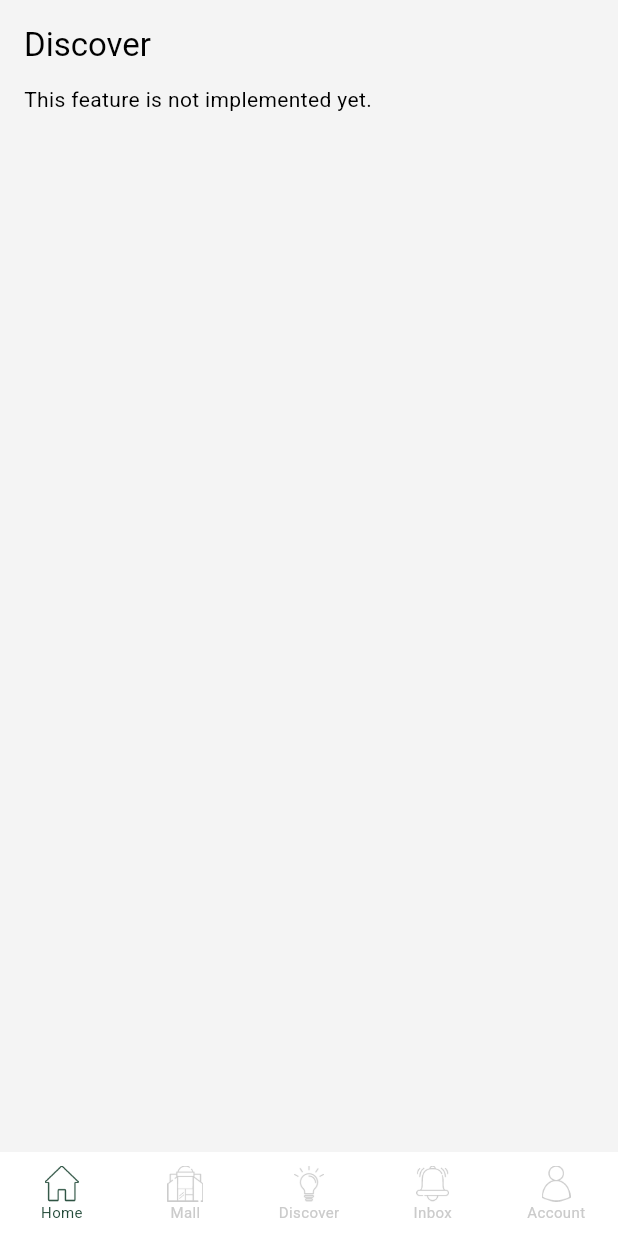
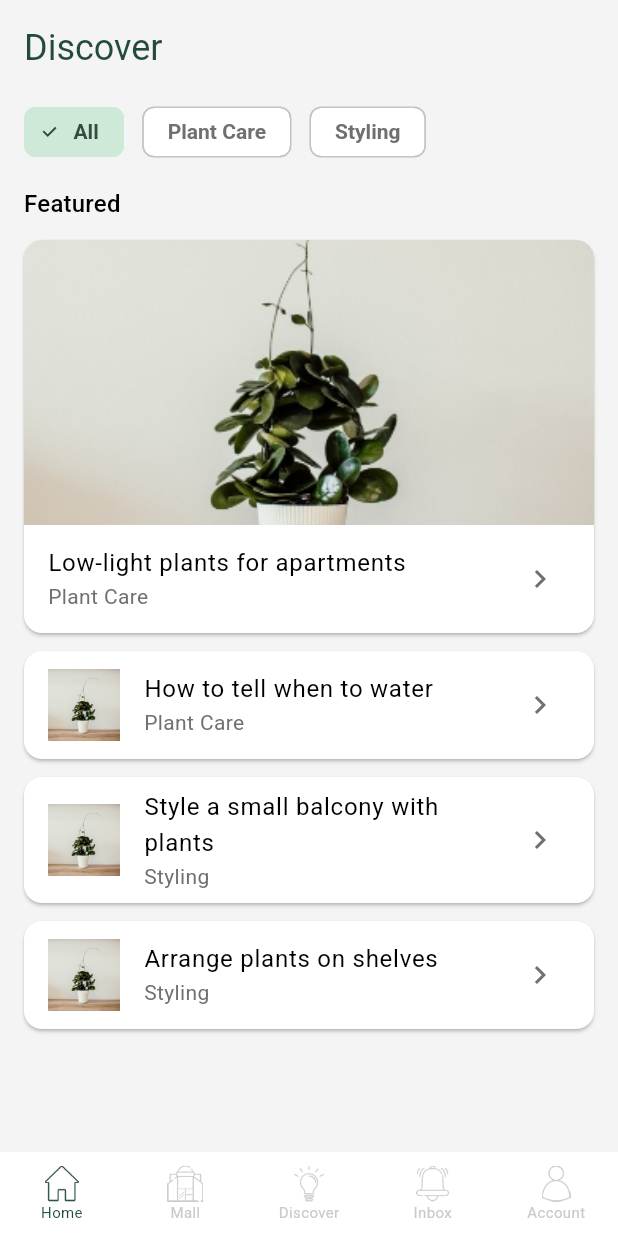
Before and after one commit to ngshenmeng2401/data_flow_interview_assessment, a Flutter app: the screen it shows after launch, swiped to page 3, on a phone screen of 412 x 824 dp. Run offline on Flutter 3.47's test engine with Material 3 defaults, Android fonts, the phone set to English and light mode, and no system bars; our stand-ins replace flutter_map, get, go_router, latlong2.

Commit message:
implement discover, inbox & acc tab

```diff
--- a/lib/app_router.dart
+++ b/lib/app_router.dart
@@ -1,9 +1,16 @@
+import 'package:data_flow_interview_assessment/generated/l10n.dart';
 import 'package:data_flow_interview_assessment/screens/home_screen.dart';
+import 'package:data_flow_interview_assessment/screens/tab_content_screen.dart';
+import 'package:data_flow_interview_assessment/screens/tabs/discover_tab/discover_article.dart';
+import 'package:data_flow_interview_assessment/screens/tabs/home_tab/widgets/home_asset_image.dart';
+import 'package:data_flow_interview_assessment/screens/tabs/inbox_tab/inbox_tab.dart';
 import 'package:flutter/material.dart';
 import 'package:go_router/go_router.dart';
 
 class AppRouter {
   static const String home = '/';
+  static const String discoverArticle = 'discoverArticle';
+  static const String inboxNotice = 'inboxNotice';
 
   final GoRouter router = GoRouter(
     initialLocation: home,
@@ -12,6 +19,47 @@ class AppRouter {
         path: home,
         builder: (BuildContext context, GoRouterState state) =>
             const HomeScreen(),
+        routes: <RouteBase>[
+          GoRoute(
+            path: 'discover/:id',
+            name: discoverArticle,
+            builder: (BuildContext context, GoRouterState state) {
+              final Lang lang = Lang.of(context);
+              final DiscoverArticle? article = DiscoverArticle.collection(lang)
+                  .where((DiscoverArticle item) => item.id == state.pathParameters['id'])
+                  .firstOrNull;
+              return TabContentScreen(
+                sectionTitle: lang.discover_title,
+                title: article?.title ?? lang.discover_title,
+                body: article?.body ?? lang.article_unavailable,
+                heroImage: article == null ? null : const HomeAssetImage(
+                  path: DiscoverArticle.imageAsset,
+                  aspectRatio: 2,
+                  fit: BoxFit.cover,
+                ),
+              );
+            },
+          ),
+          GoRoute(
+            path: 'inbox/:id',
+            name: inboxNotice,
+            builder: (BuildContext context, GoRouterState state) {
+              final Lang lang = Lang.of(context);
+              final List<InboxNotice> notices = <InboxNotice>[
+                ...InboxNotice.recent(lang),
+                ...InboxNotice.history(lang),
+              ];
+              final InboxNotice? notice = notices
+                  .where((InboxNotice item) => item.id == state.pathParameters['id'])
+                  .firstOrNull;
+              return TabContentScreen(
+                sectionTitle: lang.inbox_title,
+                title: notice?.title ?? lang.inbox_title,
+                body: notice?.body ?? lang.notice_unavailable,
+              );
+            },
+          ),
+        ],
       ),
     ],
   );
--- /dev/null
+++ b/lib/constants/enums.dart
@@ -0,0 +1 @@
+enum DiscoverFilter { all, plantCare, styling }
--- a/lib/l10n/intl_en_US.arb
+++ b/lib/l10n/intl_en_US.arb
@@ -31,5 +31,34 @@
   "trending_discoveries_title": "Trending Discoveries",
   "location_title": "Location",
   "opening_hours_title": "Opening Hours",
-  "maps_open_failed": "Unable to open maps. Please try again."
+  "maps_open_failed": "Unable to open maps. Please try again.",
+  "all_title": "All",
+  "styling_title": "Styling",
+  "featured_title": "Featured",
+  "low_light_plants_title": "Low-light plants for apartments",
+  "low_light_plants_article": "Try a ZZ plant, snake plant, or pothos in a room with a window but little direct sun. Low light still means daylight. If you cannot read comfortably there during the day, move the pot closer to a window.\n\nPlants in dim spots often use water slowly. Check the potting mix before watering, and empty any water that collects in the saucer.",
+  "watering_plants_title": "How to tell when to water",
+  "watering_plants_article": "Start by checking the potting mix with your finger. Many foliage plants are ready for water when the top layer feels dry. Let a succulent dry more thoroughly between waterings.\n\nWater evenly until it drains from the bottom, then empty the saucer. Check more often during hot spells and less often when the plant is growing slowly.",
+  "balcony_styling_title": "Style a small balcony with plants",
+  "balcony_styling_article": "Watch where the sun falls before picking plants. A balcony with hot afternoon sun needs different plants from one shaded all day. Note where wind hits hardest as well.\n\nGroup pots of different heights in one corner and keep the walkway clear. Choose stable containers with drainage, and secure anything you place near the railing.",
+  "styling_plant_shelves_title": "Arrange plants on shelves",
+  "styling_plant_shelves_article": "Put light-loving plants on the shelf with the brightest indirect light. Let a trailing pothos spill over one end and balance it with an upright plant on the other.\n\nUse saucers or waterproof trays to protect the shelf. Leave enough room to lift out each pot for watering, and keep heavier pots lower down.",
+  "recent_title": "Recent",
+  "history_title": "History",
+  "inbox_discover_title": "Explore plant care and styling",
+  "inbox_discover_preview": "Find articles on watering, light, balconies, and shelves.",
+  "inbox_discover_message": "Open Discover and choose Plant Care for tips on watering and light, or Styling for balcony and shelf ideas. Tap any article to read it in full.",
+  "inbox_mall_title": "Browse plants and services in Mall",
+  "inbox_mall_preview": "Explore the Mall and check Home for recommended services.",
+  "inbox_mall_message": "Open Mall to search and filter the product list. For service suggestions, go to Home and scroll to New Services.",
+  "inbox_branches_title": "Find our branches and directions",
+  "inbox_branches_preview": "Branch details are in the Location section on Home.",
+  "inbox_branches_message": "On Home, scroll to Location to find the Sunway Pyramid and The Gardens Mall branches. Tap a branch address to open it in your maps app.",
+  "general_title": "General",
+  "language_title": "Language",
+  "help_centre_title": "Help Centre",
+  "privacy_policy_title": "Privacy Policy",
+  "terms_of_service_title": "Terms of Service",
+  "article_unavailable": "This article is unavailable.",
+  "notice_unavailable": "This notice is unavailable."
 }
--- a/lib/screens/home_screen.dart
+++ b/lib/screens/home_screen.dart
@@ -1,9 +1,13 @@
-import 'package:data_flow_interview_assessment/constants/dimensions.dart';
+import 'package:data_flow_interview_assessment/app_router.dart';
 import 'package:data_flow_interview_assessment/generated/l10n.dart';
+import 'package:data_flow_interview_assessment/screens/tabs/account_tab/account_tab.dart';
+import 'package:data_flow_interview_assessment/screens/tabs/discover_tab/discover_tab.dart';
 import 'package:data_flow_interview_assessment/screens/tabs/home_tab/home_tab.dart';
+import 'package:data_flow_interview_assessment/screens/tabs/inbox_tab/inbox_tab.dart';
 import 'package:data_flow_interview_assessment/screens/tabs/mall_tab/mall_tab.dart';
 import 'package:flutter/material.dart';
 import 'package:get/get.dart';
+import 'package:go_router/go_router.dart';
 
 class HomeScreen extends StatefulWidget {
   const HomeScreen({super.key});
@@ -31,6 +35,20 @@ class _HomeScreenState extends State<HomeScreen> {
     _selectedIndex.value = index;
   }
 
+  void _openArticle(String id) {
+    context.pushNamed<void>(
+      AppRouter.discoverArticle,
+      pathParameters: <String, String>{'id': id},
+    );
+  }
+
+  void _openNotice(String id) {
+    context.pushNamed<void>(
+      AppRouter.inboxNotice,
+      pathParameters: <String, String>{'id': id},
+    );
+  }
+
   @override
   Widget build(BuildContext context) {
     final Lang lang = Lang.of(context);
@@ -41,11 +59,14 @@ class _HomeScreenState extends State<HomeScreen> {
           controller: _pageController,
           physics: const NeverScrollableScrollPhysics(),
           children: <Widget>[
-            const HomeTab(),
+            HomeTab(
+              onDiscoverPressed: () => _selectTab(2),
+              onArticlePressed: _openArticle,
+            ),
             MallTab(onBack: () => _selectTab(0)),
-            _PlaceholderTab(title: lang.discover_title),
-            _PlaceholderTab(title: lang.inbox_title),
-            _PlaceholderTab(title: lang.account_title),
+            DiscoverTab(onArticlePressed: _openArticle),
+            InboxTab(onNoticePressed: _openNotice),
+            const AccountTab(),
           ],
         ),
       ),
@@ -104,35 +125,3 @@ class _HomeScreenState extends State<HomeScreen> {
     );
   }
 }
-
-class _PlaceholderTab extends StatelessWidget {
-  final String title;
-
-  const _PlaceholderTab({required this.title});
-
-  @override
-  Widget build(BuildContext context) {
-    return SingleChildScrollView(
-      physics: const ClampingScrollPhysics(),
-      padding: const EdgeInsets.all(kPadding),
-      child: Column(
-        crossAxisAlignment: CrossAxisAlignment.start,
-        children: <Widget>[
-          Text(
-            title,
-            style: Theme.of(context).textTheme.titleLarge,
-            maxLines: 1,
-            overflow: TextOverflow.ellipsis,
-          ),
-          const SizedBox(height: kSpacing),
-          Text(
-            Lang.of(context).feature_not_implemented,
-            style: Theme.of(context).textTheme.bodyMedium,
-            maxLines: 3,
-            overflow: TextOverflow.ellipsis,
-          ),
-        ],
-      ),
-    );
-  }
-}
--- /dev/null
+++ b/lib/screens/tabs/discover_tab/discover_article.dart
@@ -0,0 +1,51 @@
+import 'package:data_flow_interview_assessment/constants/enums.dart';
+import 'package:data_flow_interview_assessment/generated/l10n.dart';
+
+class DiscoverArticle {
+  final String id;
+  final DiscoverFilter category;
+  final String title;
+  final String body;
+
+  static const String imageAsset = 'assets/images/Image.jpg';
+
+  const DiscoverArticle({
+    required this.id,
+    required this.category,
+    required this.title,
+    required this.body,
+  });
+
+  static List<DiscoverArticle> collection(Lang lang) => <DiscoverArticle>[
+    DiscoverArticle(
+      id: 'low-light',
+      category: DiscoverFilter.plantCare,
+      title: lang.low_light_plants_title,
+      body: lang.low_light_plants_article,
+    ),
+    DiscoverArticle(
+      id: 'watering',
+      category: DiscoverFilter.plantCare,
+      title: lang.watering_plants_title,
+      body: lang.watering_plants_article,
+    ),
+    DiscoverArticle(
+      id: 'balcony',
+      category: DiscoverFilter.styling,
+      title: lang.balcony_styling_title,
+      body: lang.balcony_styling_article,
+    ),
+    DiscoverArticle(
+      id: 'shelves',
+      category: DiscoverFilter.styling,
+      title: lang.styling_plant_shelves_title,
+      body: lang.styling_plant_shelves_article,
+    ),
+  ];
+}
+
+String discoverFilterLabel(Lang lang, DiscoverFilter filter) => switch (filter) {
+  DiscoverFilter.all => lang.all_title,
+  DiscoverFilter.plantCare => lang.plant_care_title,
+  DiscoverFilter.styling => lang.styling_title,
+};
--- /dev/null
+++ b/lib/screens/tabs/discover_tab/discover_tab.dart
@@ -0,0 +1,129 @@
+import 'package:data_flow_interview_assessment/constants/dimensions.dart';
+import 'package:data_flow_interview_assessment/constants/enums.dart';
+import 'package:data_flow_interview_assessment/generated/l10n.dart';
+import 'package:data_flow_interview_assessment/screens/tabs/discover_tab/discover_article.dart';
+import 'package:data_flow_interview_assessment/screens/tabs/home_tab/widgets/home_asset_image.dart';
+import 'package:flutter/material.dart';
+
+class DiscoverTab extends StatefulWidget {
+  final ValueChanged<String> onArticlePressed;
+
+  const DiscoverTab({super.key, required this.onArticlePressed});
+
+  @override
+  State<DiscoverTab> createState() => _DiscoverTabState();
+}
+
+class _DiscoverTabState extends State<DiscoverTab>
+    with AutomaticKeepAliveClientMixin<DiscoverTab> {
+  final ValueNotifier<DiscoverFilter> _filter =
+      ValueNotifier<DiscoverFilter>(DiscoverFilter.all);
+
+  @override
+  bool get wantKeepAlive => true;
+
+  @override
+  void dispose() {
+    _filter.dispose();
+    super.dispose();
+  }
+
+  @override
+  Widget build(BuildContext context) {
+    super.build(context);
+    final Lang lang = Lang.of(context);
+    final ThemeData theme = Theme.of(context);
+    final List<DiscoverArticle> articles = DiscoverArticle.collection(lang);
+
+    return ListView(
+      key: const PageStorageKey<String>('discover_scroll'),
+      physics: const ClampingScrollPhysics(),
+      padding: const EdgeInsets.fromLTRB(kPadding, kPadding, kPadding, kPadding * 2),
+      children: <Widget>[
+        Text(lang.discover_title, style: theme.textTheme.headlineSmall?.copyWith(
+          color: theme.colorScheme.primary,
+        )),
+        const SizedBox(height: kPadding),
+        ValueListenableBuilder<DiscoverFilter>(
+          valueListenable: _filter,
+          builder: (BuildContext context, DiscoverFilter filter, Widget? child) {
+            final bool showFeatured = filter == DiscoverFilter.all;
+            final Iterable<DiscoverArticle> results = showFeatured
+                ? articles.skip(1)
+                : articles.where((DiscoverArticle article) => article.category == filter);
+            return Column(
+              crossAxisAlignment: CrossAxisAlignment.stretch,
+              spacing: kSpacing,
+              children: <Widget>[
+                Wrap(
+                  spacing: kSpacing,
+                  runSpacing: kSpacing / 2,
+                  children: <Widget>[
+                    for (final DiscoverFilter option in DiscoverFilter.values)
+                      ChoiceChip(
+                        label: Text(
+                          discoverFilterLabel(lang, option),
+                          maxLines: 1,
+                          overflow: TextOverflow.ellipsis,
+                        ),
+                        selected: filter == option,
+                        materialTapTargetSize: MaterialTapTargetSize.padded,
+                        onSelected: (bool selected) {
+                          if (selected) {
+                            _filter.value = option;
+                          }
+                        },
+                      ),
+                  ],
+                ),
+                if (showFeatured) ...<Widget>[
+                  Text(lang.featured_title, style: theme.textTheme.titleMedium),
+                  _articleCard(articles.first, featured: true),
+                ],
+                for (final DiscoverArticle article in results)
+                  _articleCard(article),
+              ],
+            );
+          },
+        ),
+      ],
+    );
+  }
+
+  Widget _articleCard(DiscoverArticle article, {bool featured = false}) {
+    final ThemeData theme = Theme.of(context);
+    final Lang lang = Lang.of(context);
+    return Card(
+      margin: EdgeInsets.zero,
+      color: theme.colorScheme.surface,
+      clipBehavior: Clip.antiAlias,
+      child: InkWell(
+        onTap: () => widget.onArticlePressed(article.id),
+        child: Column(
+          crossAxisAlignment: CrossAxisAlignment.stretch,
+          children: <Widget>[
+            if (featured)
+              const HomeAssetImage(
+                path: DiscoverArticle.imageAsset,
+                aspectRatio: 2,
+                fit: BoxFit.cover,
+              ),
+            ListTile(
+              leading: featured ? null : const SizedBox.square(
+                dimension: kPadding * 3,
+                child: HomeAssetImage(path: DiscoverArticle.imageAsset),
+              ),
+              title: Text(article.title, maxLines: 2, overflow: TextOverflow.ellipsis),
+              subtitle: Text(
+                discoverFilterLabel(lang, article.category),
+                maxLines: 1,
+                overflow: TextOverflow.ellipsis,
+              ),
+              trailing: const Icon(Icons.chevron_right),
+            ),
+          ],
+        ),
+      ),
+    );
+  }
+}
--- a/lib/screens/tabs/home_tab/widgets/home_branch_map.dart
+++ b/lib/screens/tabs/home_tab/widgets/home_branch_map.dart
@@ -97,7 +97,7 @@ class _HomeBranchMapState extends State<HomeBranchMap> {
                     errorTileCallback: _onTileError
                 ),
                 MarkerLayer(markers: markers),
-                SimpleAttributionWidget(source: const Text('OpenStreetMap contributors'), onTap: _openAttributionAsync),
+                // SimpleAttributionWidget(source: const Text('OpenStreetMap contributors'), onTap: _openAttributionAsync),
               ],
             );
           },
--- /dev/null
+++ b/lib/screens/tabs/inbox_tab/inbox_tab.dart
@@ -0,0 +1,115 @@
+import 'package:data_flow_interview_assessment/constants/dimensions.dart';
+import 'package:data_flow_interview_assessment/generated/l10n.dart';
+import 'package:flutter/material.dart';
+
+class InboxNotice {
+  final String id;
+  final String title;
+  final String preview;
+  final String body;
+  final IconData icon;
+
+  const InboxNotice({
+    required this.id,
+    required this.title,
+    required this.preview,
+    required this.body,
+    required this.icon,
+  });
+
+  static List<InboxNotice> recent(Lang lang) => <InboxNotice>[
+    InboxNotice(
+      id: 'discover',
+      title: lang.inbox_discover_title,
+      preview: lang.inbox_discover_preview,
+      body: lang.inbox_discover_message,
+      icon: Icons.eco_outlined,
+    ),
+    InboxNotice(
+      id: 'mall',
+      title: lang.inbox_mall_title,
+      preview: lang.inbox_mall_preview,
+      body: lang.inbox_mall_message,
+      icon: Icons.storefront_outlined,
+    ),
+  ];
+
+  static List<InboxNotice> history(Lang lang) => <InboxNotice>[
+    InboxNotice(
+      id: 'branches',
+      title: lang.inbox_branches_title,
+      preview: lang.inbox_branches_preview,
+      body: lang.inbox_branches_message,
+      icon: Icons.place_outlined,
+    ),
+  ];
+}
+
+class InboxTab extends StatelessWidget {
+  final ValueChanged<String> onNoticePressed;
+
+  const InboxTab({super.key, required this.onNoticePressed});
+
+  @override
+  Widget build(BuildContext context) {
+    final Lang lang = Lang.of(context);
+    final ThemeData theme = Theme.of(context);
+    return DefaultTabController(
+      length: 2,
+      child: Column(
+        crossAxisAlignment: CrossAxisAlignment.start,
+        children: <Widget>[
+          Padding(
+            padding: const EdgeInsets.all(kPadding),
+            child: Text(lang.inbox_title, style: theme.textTheme.headlineSmall?.copyWith(
+              color: theme.colorScheme.primary,
+            )),
+          ),
+          Material(
+            color: theme.colorScheme.surface,
+            child: TabBar(
+              tabs: <Widget>[
+                Tab(text: lang.recent_title),
+                Tab(text: lang.history_title),
+              ],
+            ),
+          ),
+          Expanded(
+            child: TabBarView(
+              physics: const NeverScrollableScrollPhysics(),
+              children: <Widget>[
+                _notices(context, InboxNotice.recent(lang)),
+                _notices(context, InboxNotice.history(lang)),
+              ],
+            ),
+          ),
+        ],
+      ),
+    );
+  }
+
+  Widget _notices(BuildContext context, List<InboxNotice> notices) {
+    final ThemeData theme = Theme.of(context);
+    return ListView.separated(
+      physics: const ClampingScrollPhysics(),
+      padding: const EdgeInsets.fromLTRB(kPadding, kPadding, kPadding, kPadding * 2),
+      itemCount: notices.length,
+      separatorBuilder: (BuildContext context, int index) => const SizedBox(height: kSpacing),
+      itemBuilder: (BuildContext context, int index) {
+        final InboxNotice notice = notices[index];
+        return Card(
+          margin: EdgeInsets.zero,
+          color: theme.colorScheme.surface,
+          clipBehavior: Clip.antiAlias,
+          child: ListTile(
+            leading: Icon(notice.icon, color: theme.colorScheme.primary),
+            title: Text(notice.title, maxLines: 2, overflow: TextOverflow.ellipsis),
+            subtitle: Text(notice.preview, maxLines: 3, overflow: TextOverflow.ellipsis),
+            trailing: const Icon(Icons.chevron_right),
+            onTap: () => onNoticePressed(notice.id),
+          ),
+        );
+      },
+    );
+  }
+}
```
Also changed, not shown: lib/screens/tab_content_screen.dart (added, +41 -0 lines), lib/screens/tabs/account_tab/account_tab.dart (added, +47 -0 lines), lib/screens/tabs/home_tab/home_tab.dart (+29 -4 lines), lib/screens/tabs/home_tab/home_tab_data.dart (+0 -13 lines), lib/screens/tabs/home_tab/widgets/discoveries_grid.dart (+17 -4 lines), lib/screens/tabs/home_tab/widgets/discovery_card.dart (+7 -7 lines), lib/generated/intl/messages_en_US.dart, lib/generated/l10n.dart.
